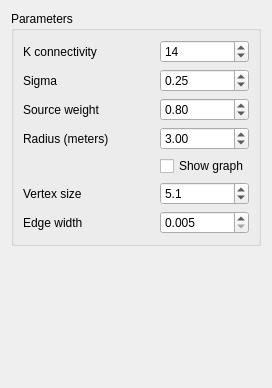
Before: the Qt Designer form cloudclean/plugins/edit_mincut2/settings.ui in seasonsfx/Masters, drawn with Qt 5.
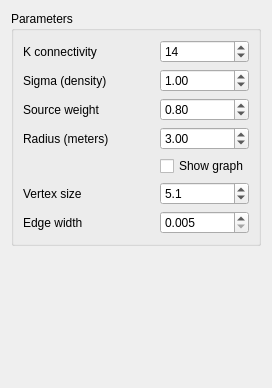
After: the same form once the commit is applied.

The edit to the form file:
```diff
--- a/cloudclean/plugins/edit_mincut2/settings.ui
+++ b/cloudclean/plugins/edit_mincut2/settings.ui
@@ -39,7 +39,7 @@
          <double>0.010000000000000</double>
         </property>
         <property name="value">
-         <double>0.250000000000000</double>
+         <double>1.000000000000000</double>
         </property>
        </widget>
       </item>
@@ -116,7 +116,7 @@
       <item row="2" column="0">
        <widget class="QLabel" name="label_4">
         <property name="text">
-         <string>Sigma</string>
+         <string>Sigma (density)</string>
         </property>
        </widget>
       </item>
```
